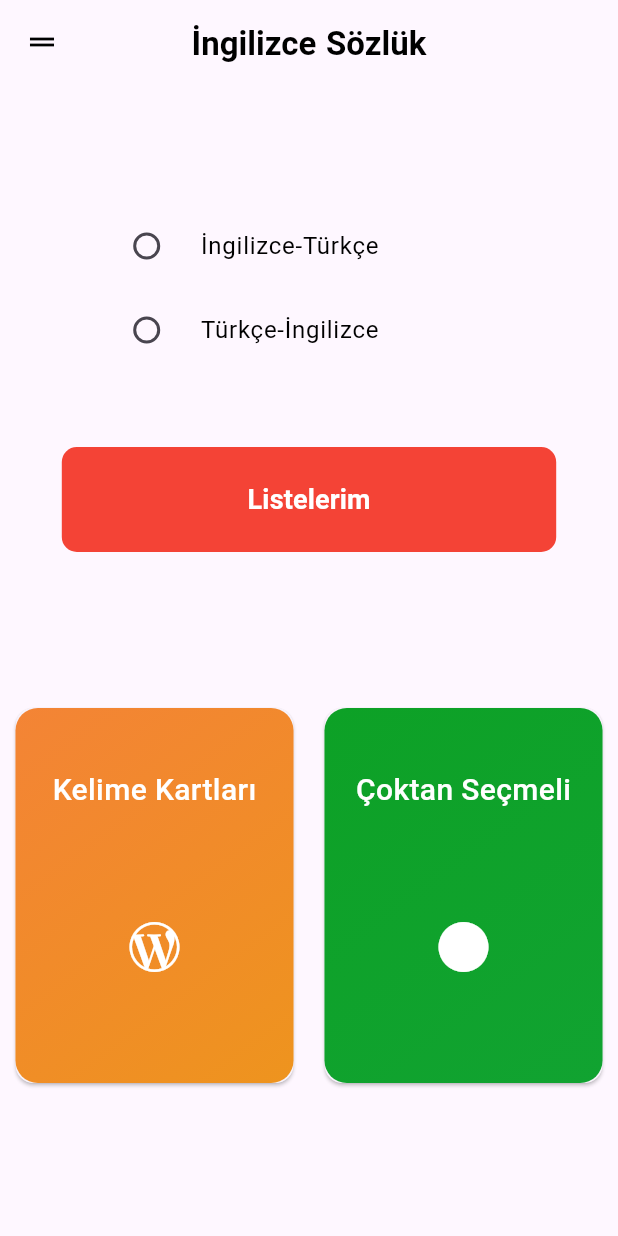
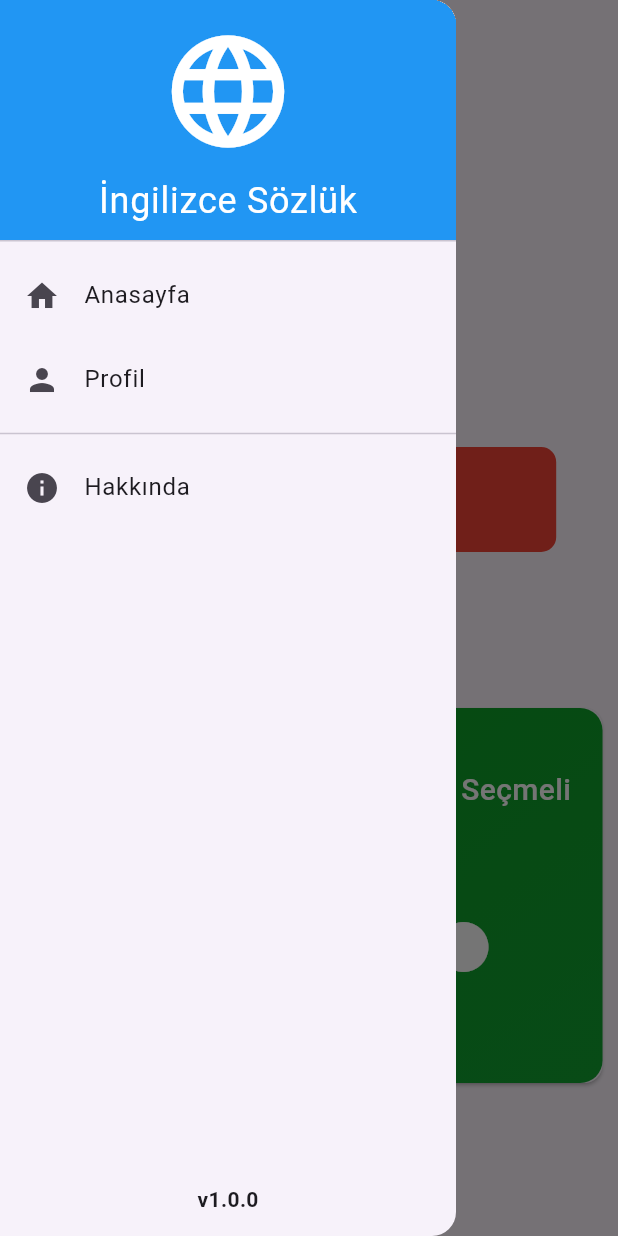
Before and after one commit to furkankuru11/LanguageApp, a Flutter app: the screen it shows after launch, with the side drawer open (before the commit the screen has no drawer), on a phone screen of 412 x 824 dp. Run offline on Flutter 3.47's test engine with Material 3 defaults, Android fonts, the phone set to English and light mode, and no system bars; our stand-ins replace flutter_spinkit, google_fonts, package_info_plus.

Commit message:
ss
drawer

```diff
--- a/lib/pages/homePage.dart
+++ b/lib/pages/homePage.dart
@@ -1,6 +1,7 @@
 import 'package:flutter/material.dart';
 import 'package:google_fonts/google_fonts.dart';
 import 'package:languageapp/pages/list.dart';
+import 'package:languageapp/tools/drawer.dart';
 import 'package:languageapp/tools/selectedCard.dart';
 
 class HomePage extends StatefulWidget {
@@ -11,6 +12,12 @@ class HomePage extends StatefulWidget {
 }
 
 class _HomePageState extends State<HomePage> {
+  @override
+  void initState() {
+    // TODO: implement initState
+    super.initState();
+  }
+
   int selectedValue = 0; // Default selected value for RadioListTile
 
   @override
@@ -26,12 +33,8 @@ class _HomePageState extends State<HomePage> {
               color: Colors.black, fontWeight: FontWeight.bold),
           textAlign: TextAlign.center,
         ),
-        leading: IconButton(
-          icon: Icon(Icons.drag_handle),
-          color: Colors.black,
-          onPressed: () {},
-        ),
       ),
+      drawer: DrawerMenu(),
       body: SafeArea(
         child: Column(
           mainAxisAlignment: MainAxisAlignment.start,
--- /dev/null
+++ b/lib/tools/drawer.dart
@@ -0,0 +1,102 @@
+import 'package:flutter/material.dart';
+import 'package:url_launcher/url_launcher.dart';
+import 'package:package_info_plus/package_info_plus.dart';
+
+class DrawerMenu extends StatefulWidget {
+  @override
+  State<DrawerMenu> createState() => _DrawerMenuState();
+}
+
+class _DrawerMenuState extends State<DrawerMenu> {
+  String version = "";
+
+  final _url = Uri.parse('https://flutter.dev');
+
+  PackageInfo? packageInfo;
+
+  void packageInfoInit() async {
+    try {
+      PackageInfo packageInfo = await PackageInfo.fromPlatform();
+      setState(() {
+        version = packageInfo.version;
+      });
+    } catch (e) {
+      print("Hata :$e");
+    }
+  }
+
+  @override
+  void initState() {
+    super.initState();
+    packageInfoInit();
+  }
+
+  @override
+  Widget build(BuildContext context) {
+    double height = MediaQuery.of(context).size.height;
+    double width = MediaQuery.of(context).size.width;
+    return Drawer(
+      child: ListView(
+        padding: EdgeInsets.zero,
+        children: [
+          DrawerHeader(
+            decoration: BoxDecoration(
+              color: Colors.blue,
+            ),
+            child: Column(
+              mainAxisAlignment: MainAxisAlignment.center,
+              children: [
+                Icon(
+                  Icons.language_sharp,
+                  color: Colors.white,
+                  size: 90,
+                ),
+                SizedBox(height: 10),
+                Text(
+                  'İngilizce Sözlük',
+                  style: TextStyle(
+                    color: Colors.white,
+                    fontSize: 24,
+                  ),
+                ),
+              ],
+            ),
+          ),
+          ListTile(
+            leading: Icon(Icons.home),
+            title: Text('Anasayfa'),
+            onTap: () {},
+          ),
+          ListTile(
+            leading: Icon(Icons.person),
+            title: Text('Profil'),
+            onTap: () {},
+          ),
+          Divider(),
+          ListTile(
+            leading: Icon(Icons.info),
+            title: Text('Hakkında'),
+            onTap: () async {
+              try {
+                if (!await launchUrl(_url)) {
+                  throw Exception('Giriş Yapılamadı $_url');
+                }
+              } catch (e) {
+                print('Hata: $e');
+              }
+            },
+          ),
+          SizedBox(
+            height: height * 0.53,
+          ), // Araya biraz boşluk ekleyebiliriz
+          Center(
+            child: Text(
+              'v$version',
+              style: TextStyle(fontWeight: FontWeight.bold),
+            ),
+          ),
+        ],
+      ),
+    );
+  }
+}
--- a/pubspec.yaml
+++ b/pubspec.yaml
@@ -41,7 +41,8 @@ dev_dependencies:
   flutter_test:
     sdk: flutter
   google_fonts: ^6.1.0
-
+  url_launcher: ^6.2.4
+  package_info_plus: ^5.0.1
 
   # The "flutter_lints" package below contains a set of recommended lints to
   # encourage good coding practices. The lint set provided by the package is
```
Also changed, not shown: lib/pages/create_list.dart (+83 -13 lines), 6 other files.
